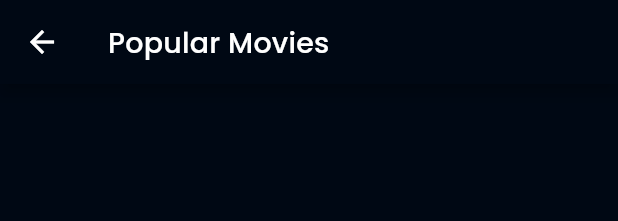
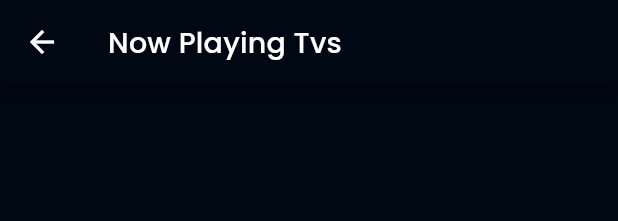
Before and after one commit to Harits-sl/ditonton_dicoding, a Flutter app: the HomeTvPage widget shown alone on an empty page, opened directly, after a tap on "See More", on a phone screen of 412 x 824 dp. Shown: the top 221 px of the screen. Run offline on Flutter 3.47's test engine with Material 2 defaults, Android fonts, the phone set to English and light mode, and no system bars; our stand-ins replace cached_network_image, dartz, equatable, flutter_rating_bar, get_it, google_fonts and 1 more; accounts and stored records are empty; network calls fail.

Commit message:
added see more now playing tvs

```diff
--- a/lib/data/models/tv_response.dart
+++ b/lib/data/models/tv_response.dart
@@ -9,7 +9,8 @@ class TvResponse extends Equatable {
   factory TvResponse.fromJson(Map<String, dynamic> json) => TvResponse(
         tvList: List<TvModel>.from((json["results"] as List)
             .map((x) => TvModel.fromJson(x))
-            .where((element) => element.posterPath != null)),
+            .where((element) =>
+                element.posterPath != null && element.overview != '')),
       );
 
   Map<String, dynamic> toJson() => {
--- a/lib/injection.dart
+++ b/lib/injection.dart
@@ -22,6 +22,7 @@ import 'package:ditonton/domain/usecases/search_movies.dart';
 import 'package:ditonton/presentation/provider/movie_detail_notifier.dart';
 import 'package:ditonton/presentation/provider/movie_list_notifier.dart';
 import 'package:ditonton/presentation/provider/movie_search_notifier.dart';
+import 'package:ditonton/presentation/provider/now_playing_tvs_notifier.dart';
 import 'package:ditonton/presentation/provider/popular_movies_notifier.dart';
 import 'package:ditonton/presentation/provider/top_rated_movies_notifier.dart';
 import 'package:ditonton/presentation/provider/tv_list_notifier.dart';
@@ -76,6 +77,11 @@ void init() {
       getTopRatedTvs: locator(),
     ),
   );
+  locator.registerFactory(
+    () => NowPlayingTvsNotifier(
+      getNowPlayingTvs: locator(),
+    ),
+  );
 
   // use case
   locator.registerLazySingleton(() => GetNowPlayingMovies(locator()));
--- a/lib/main.dart
+++ b/lib/main.dart
@@ -4,6 +4,7 @@ import 'package:ditonton/presentation/pages/about_page.dart';
 import 'package:ditonton/presentation/pages/home_page.dart';
 import 'package:ditonton/presentation/pages/movie_detail_page.dart';
 import 'package:ditonton/presentation/pages/home_movie_page.dart';
+import 'package:ditonton/presentation/pages/now_playing_tvs_page.dart';
 import 'package:ditonton/presentation/pages/popular_movies_page.dart';
 import 'package:ditonton/presentation/pages/search_page.dart';
 import 'package:ditonton/presentation/pages/top_rated_movies_page.dart';
@@ -12,6 +13,7 @@ import 'package:ditonton/presentation/provider/home_notifier.dart';
 import 'package:ditonton/presentation/provider/movie_detail_notifier.dart';
 import 'package:ditonton/presentation/provider/movie_list_notifier.dart';
 import 'package:ditonton/presentation/provider/movie_search_notifier.dart';
+import 'package:ditonton/presentation/provider/now_playing_tvs_notifier.dart';
 import 'package:ditonton/presentation/provider/popular_movies_notifier.dart';
 import 'package:ditonton/presentation/provider/top_rated_movies_notifier.dart';
 import 'package:ditonton/presentation/provider/tv_list_notifier.dart';
@@ -55,6 +57,9 @@ class MyApp extends StatelessWidget {
         ChangeNotifierProvider(
           create: (_) => di.locator<TvListNotifier>(),
         ),
+        ChangeNotifierProvider(
+          create: (_) => di.locator<NowPlayingTvsNotifier>(),
+        ),
       ],
       child: MaterialApp(
         title: 'Flutter Demo',
@@ -74,6 +79,8 @@ class MyApp extends StatelessWidget {
               return CupertinoPageRoute(builder: (_) => PopularMoviesPage());
             case TopRatedMoviesPage.ROUTE_NAME:
               return CupertinoPageRoute(builder: (_) => TopRatedMoviesPage());
+            case NowPlayingTvsPage.ROUTE_NAME:
+              return CupertinoPageRoute(builder: (_) => NowPlayingTvsPage());
             case MovieDetailPage.ROUTE_NAME:
               final id = settings.arguments as int;
               return MaterialPageRoute(
--- a/lib/presentation/pages/home_tv_page.dart
+++ b/lib/presentation/pages/home_tv_page.dart
@@ -1,7 +1,7 @@
 import 'package:cached_network_image/cached_network_image.dart';
 import 'package:ditonton/common/constants.dart';
 import 'package:ditonton/domain/entities/tv.dart';
-import 'package:ditonton/presentation/pages/movie_detail_page.dart';
+import 'package:ditonton/presentation/pages/now_playing_tvs_page.dart';
 import 'package:ditonton/presentation/pages/popular_movies_page.dart';
 import 'package:ditonton/presentation/pages/top_rated_movies_page.dart';
 import 'package:ditonton/common/state_enum.dart';
@@ -36,7 +36,7 @@ class _HomeTvPageState extends State<HomeTvPage> {
             SubHeading(
               title: 'Now playing',
               onTap: () =>
-                  Navigator.pushNamed(context, PopularMoviesPage.ROUTE_NAME),
+                  Navigator.pushNamed(context, NowPlayingTvsPage.ROUTE_NAME),
             ),
             Consumer<TvListNotifier>(builder: (context, data, child) {
               final state = data.nowPlayingState;
--- /dev/null
+++ b/lib/presentation/pages/now_playing_tvs_page.dart
@@ -0,0 +1,57 @@
+import 'package:ditonton/common/state_enum.dart';
+import 'package:ditonton/presentation/provider/now_playing_tvs_notifier.dart';
+import 'package:ditonton/presentation/widgets/tv_card_list.dart';
+import 'package:flutter/material.dart';
+import 'package:provider/provider.dart';
+
+class NowPlayingTvsPage extends StatefulWidget {
+  static const String ROUTE_NAME = '/now-playing-tv';
+
+  @override
+  _NowPlayingTvsPageState createState() => _NowPlayingTvsPageState();
+}
+
+class _NowPlayingTvsPageState extends State<NowPlayingTvsPage> {
+  @override
+  void initState() {
+    super.initState();
+
+    Future.microtask(() =>
+        Provider.of<NowPlayingTvsNotifier>(context, listen: false)
+            .fetchNowPlayingTvs());
+  }
+
+  @override
+  Widget build(BuildContext context) {
+    return Scaffold(
+      appBar: AppBar(
+        title: Text('Now Playing Tvs'),
+      ),
+      body: Padding(
+        padding: const EdgeInsets.all(8.0),
+        child: Consumer<NowPlayingTvsNotifier>(
+          builder: (context, data, child) {
+            if (data.state == RequestState.Loading) {
+              return Center(
+                child: CircularProgressIndicator(),
+              );
+            } else if (data.state == RequestState.Loaded) {
+              return ListView.builder(
+                itemBuilder: (context, index) {
+                  final tv = data.tvs[index];
+                  return TvCard(tv);
+                },
+                itemCount: data.tvs.length,
+              );
+            } else {
+              return Center(
+                key: Key('error_message'),
+                child: Text(data.message),
+              );
+            }
+          },
+        ),
+      ),
+    );
+  }
+}
--- /dev/null
+++ b/lib/presentation/provider/now_playing_tvs_notifier.dart
@@ -0,0 +1,36 @@
+import 'package:ditonton/common/state_enum.dart';
+import 'package:ditonton/domain/entities/tv.dart';
+import 'package:ditonton/domain/usecases/get_now_playing_tvs.dart';
+import 'package:flutter/material.dart';
+
+class NowPlayingTvsNotifier extends ChangeNotifier {
+  NowPlayingTvsNotifier({
+    required this.getNowPlayingTvs,
+  });
+  final GetNowPlayingTvs getNowPlayingTvs;
+
+  RequestState _state = RequestState.Empty;
+  RequestState get state => _state;
+
+  List<Tv> _tvs = <Tv>[];
+  List<Tv> get tvs => _tvs;
+
+  String _message = '';
+  String get message => _message;
+
+  Future<void> fetchNowPlayingTvs() async {
+    _state = RequestState.Loading;
+    notifyListeners();
+
+    final result = await getNowPlayingTvs.execute();
+    result.fold((failure) {
+      _state = RequestState.Error;
+      _message = failure.message;
+      notifyListeners();
+    }, (tvsData) {
+      _state = RequestState.Loaded;
+      _tvs = tvsData;
+      notifyListeners();
+    });
+  }
+}
```
Also changed, not shown: lib/presentation/widgets/tv_card_list.dart (added, +75 -0 lines), 2 other files.
